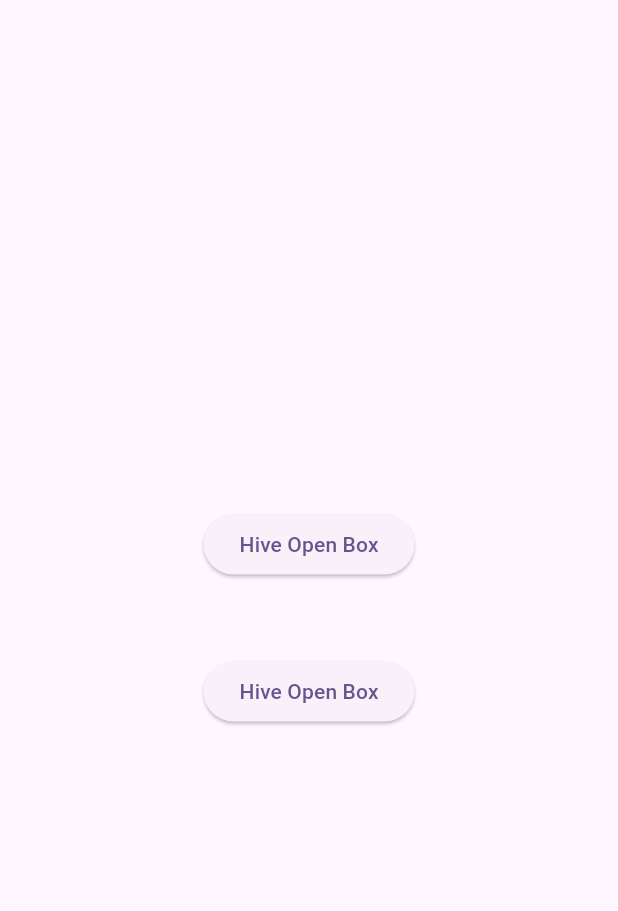
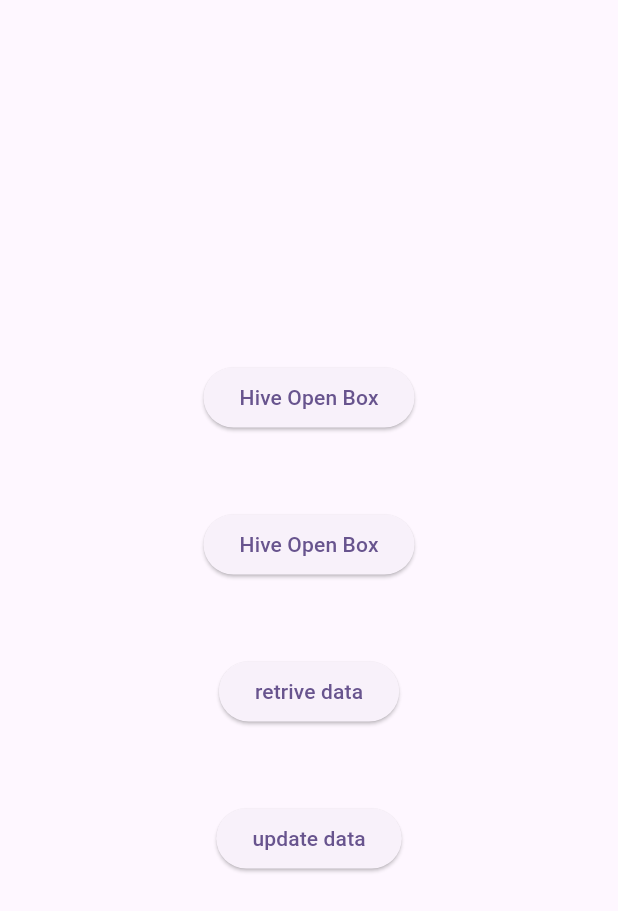
Before and after one commit to Mina8496/local_date_hive_flutter, a Flutter app: the screen it shows after launch, on a phone screen of 412 x 824 dp. Shown: the top 911 px of the screen. Run offline on Flutter 3.47's test engine with Material 3 defaults, Android fonts, the phone set to English and light mode, and no system bars; our stand-ins replace hive_flutter; accounts and stored records are empty.

Commit message:
learn hive put & hive get

```diff
--- /dev/null
+++ b/lib/core/constant/caching_keys.dart
@@ -0,0 +1,4 @@
+abstract class CachingKeys {
+  static String userBox = "User";
+  static String cachingString = "cachingTest";
+}
--- a/lib/features/views/my_home_page.dart
+++ b/lib/features/views/my_home_page.dart
@@ -1,7 +1,9 @@
 import 'package:flutter/material.dart';
+import 'package:hive_flutter/adapters.dart';
+import 'package:local_date_hive_flutter/core/constant/caching_keys.dart';
 
 class MyHomePage extends StatelessWidget {
-  const MyHomePage({super.key});
+  late Box box;
 
   @override
   Widget build(BuildContext context) {
@@ -11,12 +13,34 @@ class MyHomePage extends StatelessWidget {
         children: [
           Center(
             child: ElevatedButton(
-              onPressed: () {},
+              onPressed: () async {
+                box = await Hive.openBox(CachingKeys.userBox);
+              },
               child: Text("Hive Open Box"),
             ),
           ),
           SizedBox(height: 50),
-          ElevatedButton(onPressed: () {}, child: Text("Hive Open Box")),
+          ElevatedButton(
+            onPressed: () {
+              box.put(CachingKeys.cachingString, "testString");
+            },
+            child: Text("Hive Open Box"),
+          ),
+          SizedBox(height: 50),
+          ElevatedButton(
+            onPressed: () {
+              String myString = box.get(CachingKeys.cachingString);
+              print(myString);
+            },
+            child: Text("retrive data"),
+          ),
+          SizedBox(height: 50),
+          ElevatedButton(
+            onPressed: () {
+              box.put(CachingKeys.cachingString, "udate String");
+            },
+            child: Text("update data"),
+          ),
         ],
       ),
     );
--- a/lib/main.dart
+++ b/lib/main.dart
@@ -15,7 +15,7 @@ class MyApp extends StatelessWidget {
   Widget build(BuildContext context) {
     return MaterialApp(
       theme: ThemeData(colorScheme: .fromSeed(seedColor: Colors.deepPurple)),
-      home: const MyHomePage(),
+      home:  MyHomePage(),
     );
   }
 }
```
